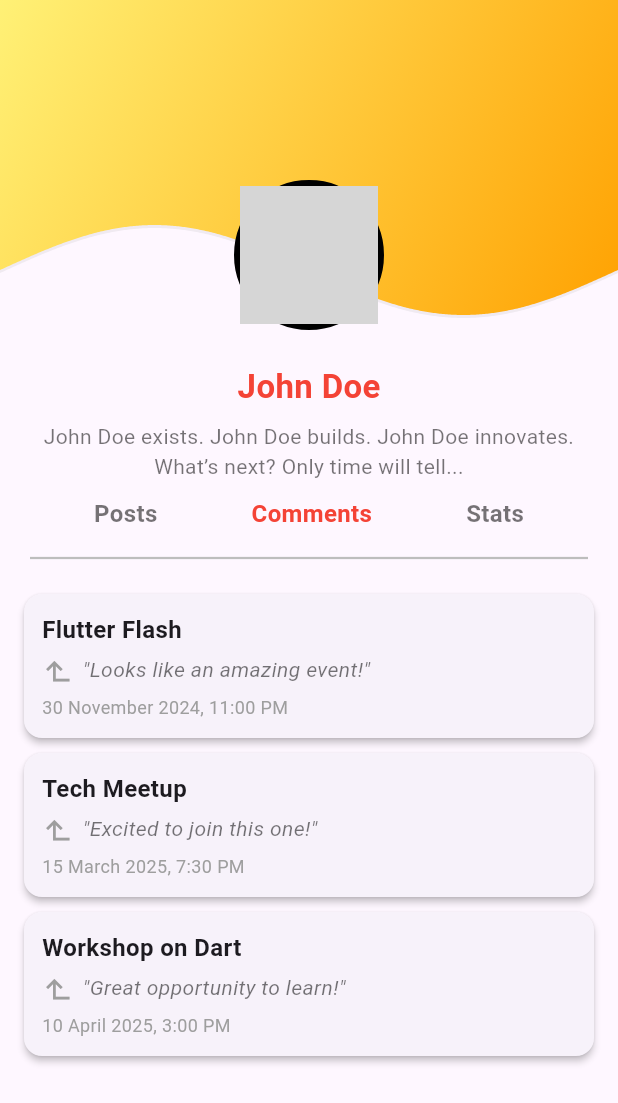
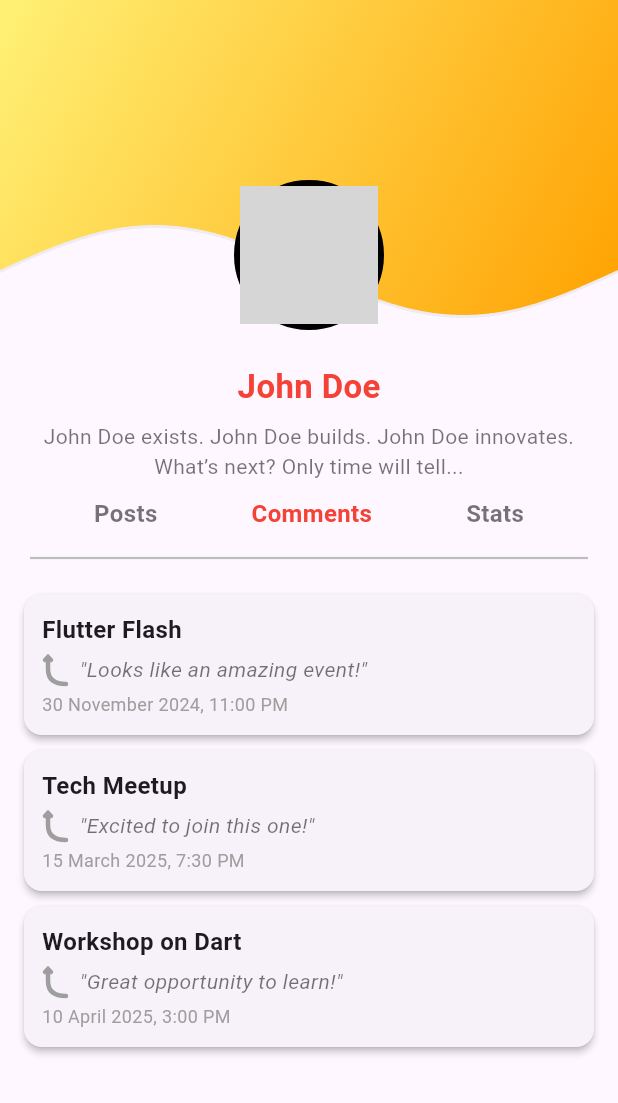
Before and after one commit to UMAIRAHMED-111/AppDev_Assignment-1, a Flutter app: the screen it shows after launch, after a tap on "Comments", on a phone screen of 412 x 824 dp. Shown: the top 1103 px of the screen. Run offline on Flutter 3.47's test engine with Material 3 defaults, Android fonts, the phone set to English and light mode, and no system bars; network calls fail; grey boxes are pictures that could not be loaded.

Commit message:
Update scrollable_comments.dart

```diff
--- a/lib/widgets/scrollable_comments.dart
+++ b/lib/widgets/scrollable_comments.dart
@@ -1,4 +1,5 @@
 import 'package:flutter/material.dart';
+import 'dart:ui';
 
 class ScrollableComments extends StatelessWidget {
   final List<Map<String, String>> comments = [
@@ -37,15 +38,18 @@ class ScrollableComments extends StatelessWidget {
 
                 const SizedBox(height: 5),
 
-                // Row with Rotated Arrow and Comment
+                // Row with Custom Painted Curved Arrow and Comment
                 Row(
                   crossAxisAlignment: CrossAxisAlignment.start,
                   children: [
-                    Transform.rotate(
-                      angle: 3.14 / 2, // Same arrow rotation as before
-                      child: const Icon(Icons.subdirectory_arrow_left, size: 22, color: Colors.grey),
+                    // Custom Drawn Curved Arrow
+                    CustomPaint(
+                      size: const Size(20, 20),
+                      painter: CurvedArrowPainter(),
                     ),
                     const SizedBox(width: 5),
+
+                    // Comment Text
                     Expanded(
                       child: Text(
                         "\"${comment["text"]!}\"",
@@ -76,3 +80,36 @@ class ScrollableComments extends StatelessWidget {
     );
   }
 }
+
+class CurvedArrowPainter extends CustomPainter {
+  @override
+  void paint(Canvas canvas, Size size) {
+    final Paint paint = Paint()
+      ..color = Colors.grey // Arrow color
+      ..strokeWidth = 3
+      ..style = PaintingStyle.stroke
+      ..strokeCap = StrokeCap.round;
+
+    final Path path = Path();
+
+    // Start from bottom (curved part)
+    path.moveTo(size.width * 0.8, size.height);
+    path.quadraticBezierTo(
+      size.width * 0.2, size.height, // Control point for the curve
+      size.width * 0.2, size.height * 0.5, // Mid-point before going up
+    );
+
+    // Vertical upward line
+    path.lineTo(size.width * 0.2, size.height * 0.1);
+
+    // Arrowhead (two short lines forming a tip)
+    path.moveTo(size.width * 0.1, size.height * 0.2);
+    path.lineTo(size.width * 0.2, size.height * 0.1);
+    path.lineTo(size.width * 0.3, size.height * 0.2);
+
+    canvas.drawPath(path, paint);
+  }
+
+  @override
+  bool shouldRepaint(CustomPainter oldDelegate) => false;
+}
```
